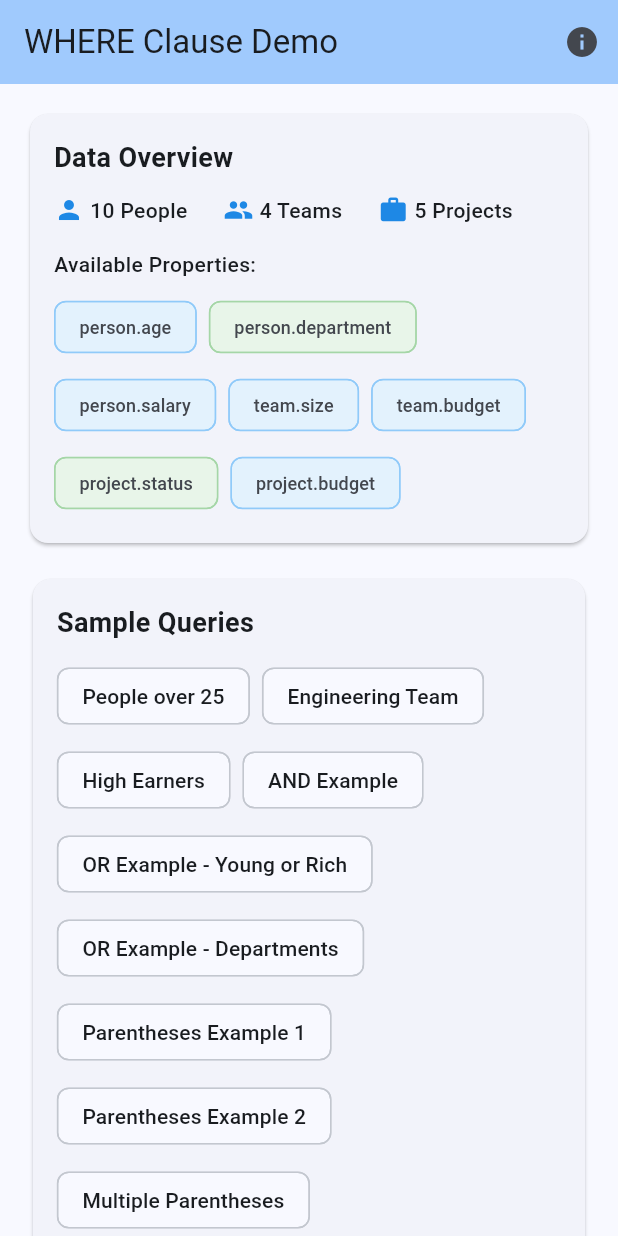
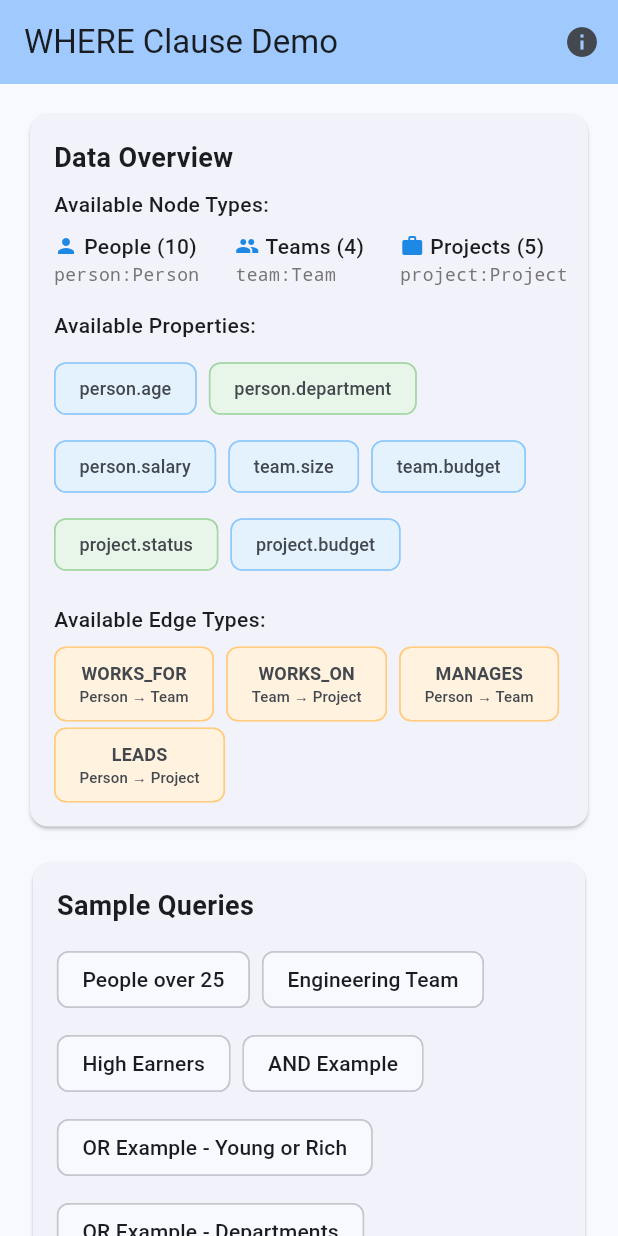
Before and after one commit to vento007/graph_kit, a Flutter app: the WhereClauseDemo screen opened directly, on a phone screen of 412 x 824 dp. Run offline on Flutter 3.47's test engine with Material 3 defaults, Android fonts, the phone set to English and light mode, and no system bars; our stand-ins replace petitparser.

```diff
--- a/example/lib/where_demo.dart
+++ b/example/lib/where_demo.dart
@@ -496,14 +496,19 @@ class _WhereClauseDemoState extends State<WhereClauseDemo> {
               'Data Overview',
               style: TextStyle(fontSize: 18, fontWeight: FontWeight.bold),
             ),
-            const SizedBox(height: 12),
+            const SizedBox(height: 8),
+            const Text(
+              'Available Node Types:',
+              style: TextStyle(fontWeight: FontWeight.w500),
+            ),
+            const SizedBox(height: 8),
             Row(
               children: [
-                _buildDataStat('People', '10', Icons.person),
+                _buildDataStat('People (10)', 'person:Person', Icons.person),
                 const SizedBox(width: 24),
-                _buildDataStat('Teams', '4', Icons.group),
+                _buildDataStat('Teams (4)', 'team:Team', Icons.group),
                 const SizedBox(width: 24),
-                _buildDataStat('Projects', '5', Icons.work),
+                _buildDataStat('Projects (5)', 'project:Project', Icons.work),
               ],
             ),
             const SizedBox(height: 16),
@@ -525,21 +530,51 @@ class _WhereClauseDemoState extends State<WhereClauseDemo> {
                 _buildPropertyChip('project.budget', 'number'),
               ],
             ),
+            const SizedBox(height: 16),
+            const Text(
+              'Available Edge Types:',
+              style: TextStyle(fontWeight: FontWeight.w500),
+            ),
+            const SizedBox(height: 8),
+            Wrap(
+              spacing: 8,
+              runSpacing: 4,
+              children: [
+                _buildEdgeChip('WORKS_FOR', 'Person → Team'),
+                _buildEdgeChip('WORKS_ON', 'Team → Project'),
+                _buildEdgeChip('MANAGES', 'Person → Team'),
+                _buildEdgeChip('LEADS', 'Person → Project'),
+              ],
+            ),
           ],
         ),
       ),
     );
   }
 
-  Widget _buildDataStat(String label, String value, IconData icon) {
-    return Row(
+  Widget _buildDataStat(String label, String queryType, IconData icon) {
+    return Column(
+      crossAxisAlignment: CrossAxisAlignment.start,
       mainAxisSize: MainAxisSize.min,
       children: [
-        Icon(icon, size: 20, color: Colors.blue.shade600),
-        const SizedBox(width: 4),
+        Row(
+          mainAxisSize: MainAxisSize.min,
+          children: [
+            Icon(icon, size: 16, color: Colors.blue.shade600),
+            const SizedBox(width: 4),
+            Text(
+              label,
+              style: const TextStyle(fontWeight: FontWeight.w500),
+            ),
+          ],
+        ),
         Text(
-          '$value $label',
-          style: const TextStyle(fontWeight: FontWeight.w500),
+          queryType,
+          style: TextStyle(
+            fontSize: 12,
+            color: Colors.grey.shade600,
+            fontFamily: 'monospace',
+          ),
         ),
       ],
     );
@@ -558,6 +593,28 @@ class _WhereClauseDemoState extends State<WhereClauseDemo> {
         color: type == 'number'
           ? Colors.blue.shade200
           : Colors.green.shade200,
+      ),
+    );
+  }
+
+  Widget _buildEdgeChip(String edgeType, String description) {
+    return Chip(
+      label: Column(
+        mainAxisSize: MainAxisSize.min,
+        children: [
+          Text(
+            edgeType,
+            style: const TextStyle(fontSize: 12, fontWeight: FontWeight.bold),
+          ),
+          Text(
+            description,
+            style: const TextStyle(fontSize: 10),
+          ),
+        ],
+      ),
+      backgroundColor: Colors.orange.shade50,
+      side: BorderSide(
+        color: Colors.orange.shade200,
       ),
     );
   }
```
Also changed, not shown: 1 other file.
